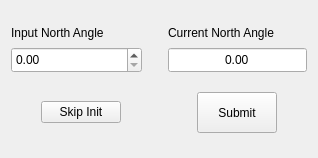
Before: the Qt Designer form cataglyphis_gui/qt_project_src/cataglyphis_gui/init_step_one_form.ui in wvu-irl/cataglyphis3-software, drawn with Qt 5.
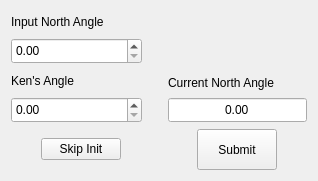
After: the same form once the commit is applied.

What changed in the file:
```diff
--- a/cataglyphis_gui/qt_project_src/cataglyphis_gui/init_step_one_form.ui
+++ b/cataglyphis_gui/qt_project_src/cataglyphis_gui/init_step_one_form.ui
@@ -7,7 +7,7 @@
     <x>0</x>
     <y>0</y>
     <width>318</width>
-    <height>158</height>
+    <height>181</height>
    </rect>
   </property>
   <property name="sizePolicy">
@@ -19,17 +19,19 @@
   <property name="minimumSize">
    <size>
     <width>318</width>
-    <height>158</height>
+    <height>181</height>
    </size>
   </property>
   <property name="windowTitle">
    <string>Form</string>
   </property>
-  <layout class="QVBoxLayout" name="verticalLayout_3">
+  <layout class="QVBoxLayout" name="verticalLayout_5">
    <item>
     <layout class="QHBoxLayout" name="horizontalLayout_2">
      <item>
-      <layout class="QVBoxLayout" name="verticalLayout_2">
+      <layout class="QVBoxLayout" name="verticalLayout_4">
+       <item>
+        <layout class="QVBoxLayout" name="verticalLayout_3">
        <item>
         <widget class="QLabel" name="input_NA_label">
          <property name="sizePolicy">
@@ -71,6 +73,50 @@
       </layout>
      </item>
      <item>
+        <layout class="QVBoxLayout" name="verticalLayout_2">
+         <item>
+          <widget class="QLabel" name="kens_angle_label">
+           <property name="sizePolicy">
+            <sizepolicy hsizetype="Preferred" vsizetype="Preferred">
+             <horstretch>0</horstretch>
+             <verstretch>0</verstretch>
+            </sizepolicy>
+           </property>
+           <property name="minimumSize">
+            <size>
+             <width>123</width>
+             <height>17</height>
+            </size>
+           </property>
+           <property name="text">
+            <string>Ken's Angle</string>
+           </property>
+          </widget>
+         </item>
+         <item>
+          <widget class="QDoubleSpinBox" name="kens_angle_spinbox">
+           <property name="sizePolicy">
+            <sizepolicy hsizetype="Preferred" vsizetype="Fixed">
+             <horstretch>0</horstretch>
+             <verstretch>0</verstretch>
+            </sizepolicy>
+           </property>
+           <property name="minimumSize">
+            <size>
+             <width>123</width>
+             <height>26</height>
+            </size>
+           </property>
+           <property name="maximum">
+            <double>360.000000000000000</double>
+           </property>
+          </widget>
+         </item>
+        </layout>
+       </item>
+      </layout>
+     </item>
+     <item>
       <spacer name="horizontalSpacer">
        <property name="orientation">
         <enum>Qt::Horizontal</enum>
@@ -88,6 +134,22 @@
      </item>
      <item>
       <layout class="QVBoxLayout" name="verticalLayout">
+       <item>
+        <spacer name="verticalSpacer_2">
+         <property name="orientation">
+          <enum>Qt::Vertical</enum>
+         </property>
+         <property name="sizeType">
+          <enum>QSizePolicy::Expanding</enum>
+         </property>
+         <property name="sizeHint" stdset="0">
+          <size>
+           <width>10</width>
+           <height>0</height>
+          </size>
+         </property>
+        </spacer>
+       </item>
        <item>
         <widget class="QLabel" name="current_NA_label">
          <property name="sizePolicy">
@@ -152,7 +214,7 @@
      </property>
      <property name="sizeHint" stdset="0">
       <size>
-       <width>295</width>
+       <width>38</width>
        <height>0</height>
       </size>
      </property>
```
Lines whose indentation alone changed are shown as unchanged.
